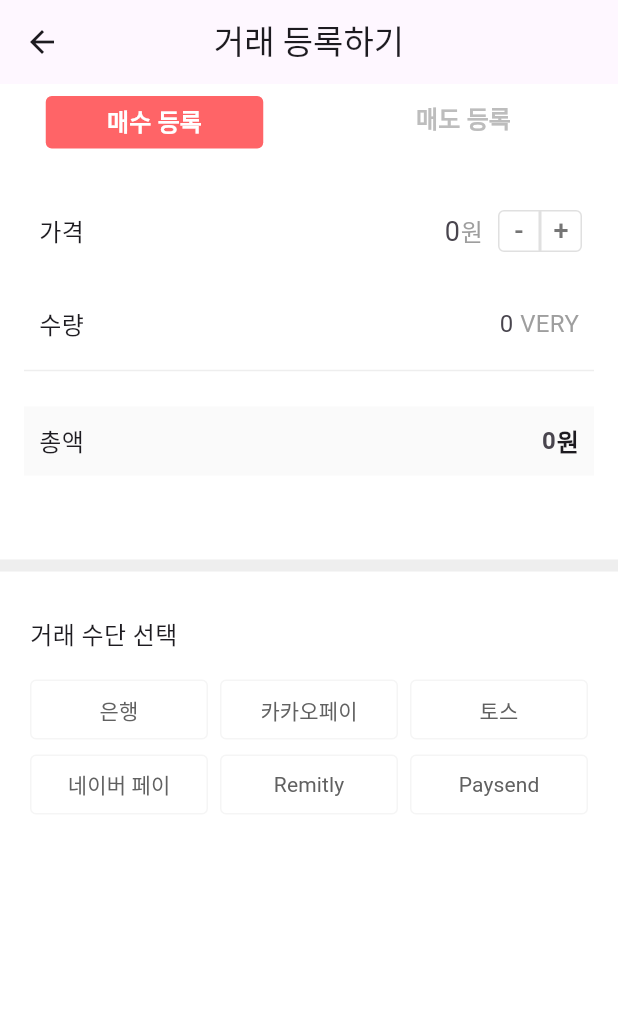
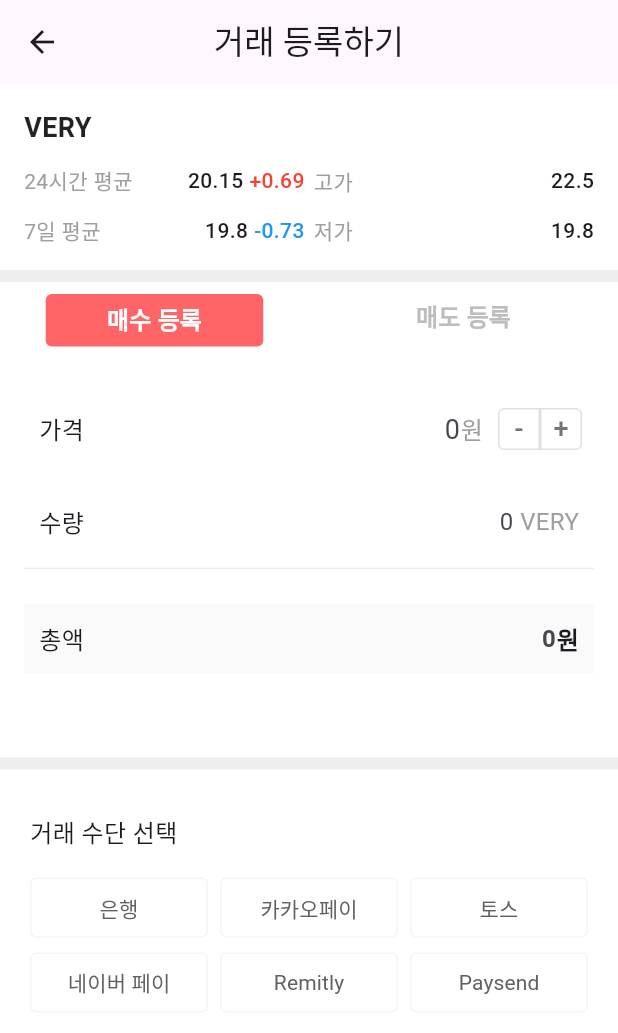
Before and after one commit to verychain/flutter, a Flutter app: the CreateOfferPage screen opened directly, on a phone screen of 412 x 824 dp. Shown: the top 1033 px of the screen. Run offline on Flutter 3.47's test engine with Material 3 defaults, Android fonts, the phone set to English and light mode, and no system bars; our stand-ins replace flutter_dotenv, flutter_svg, lottie, shared_preferences; missing offline and left inert: wepin_flutter_login_lib, wepin_flutter_widget_sdk; accounts and stored records are empty; Roboto replaces fonts that are missing (Pretendard); project files that could hold a hidden picture were left out.

Commit message:
feat: token info widget

```diff
--- a/lib/view/pages/create_offer_page.dart
+++ b/lib/view/pages/create_offer_page.dart
@@ -1,5 +1,6 @@
 import 'package:demo_flutter/data/constants.dart';
 import 'package:demo_flutter/view/widgets/offer_amount_box.dart';
+import 'package:demo_flutter/view/widgets/token_info.dart';
 import 'package:demo_flutter/view/widgets/transaction_method.dart';
 import 'package:flutter/material.dart';
 
@@ -16,8 +17,17 @@ class _CreateOfferPageState extends State<CreateOfferPage> {
   final totalController = TextEditingController();
 
   bool isEditingTotal = false;
-  bool isBuySelected = true; // ← 추가
-  int? selectedMethod; // 아무것도 선택되지 않은 상태
+  bool isBuySelected = true;
+  int? selectedMethod;
+
+  // TokenInfo 초기값을 double로 선언
+  final String assetName = "VERY";
+  final double avg24h = 20.15;
+  final double deltaDay = 0.69;
+  final double high = 22.5;
+  final double avg7d = 19.8;
+  final double low = 19.8;
+  final double deltaWeek = -0.73;
 
   @override
   void initState() {
@@ -82,6 +92,19 @@ class _CreateOfferPageState extends State<CreateOfferPage> {
               child: Column(
                 mainAxisSize: MainAxisSize.min,
                 children: [
+                  TokenInfo(
+                    assetName: assetName,
+                    avg24h: avg24h,
+                    deltaDay: deltaDay,
+                    high: high,
+                    avg7d: avg7d,
+                    deltaWeek: deltaWeek,
+                    low: low,
+                  ),
+                  SizedBox(
+                    height: 8,
+                    child: Container(color: Colors.grey.shade200),
+                  ),
                   Row(
                     mainAxisAlignment: MainAxisAlignment.spaceAround,
                     crossAxisAlignment: CrossAxisAlignment.start,
--- /dev/null
+++ b/lib/view/widgets/token_info.dart
@@ -0,0 +1,163 @@
+import 'package:flutter/material.dart';
+
+class TokenInfo extends StatelessWidget {
+  final String assetName;
+  final double avg24h;
+  final double deltaDay;
+  final double high;
+  final double avg7d;
+  final double deltaWeek;
+  final double low;
+
+  const TokenInfo({
+    super.key,
+    required this.assetName,
+    required this.avg24h,
+    required this.deltaDay,
+    required this.high,
+    required this.avg7d,
+    required this.deltaWeek,
+    required this.low,
+  });
+
+  @override
+  Widget build(BuildContext context) {
+    return Container(
+      padding: EdgeInsets.all(16),
+      child: Column(
+        crossAxisAlignment: CrossAxisAlignment.start,
+        children: [
+          Text(
+            assetName,
+            style: TextStyle(
+              fontSize: 18,
+              fontWeight: FontWeight.bold,
+              color: Colors.black87,
+            ),
+          ),
+          SizedBox(height: 12),
+          Row(
+            children: [
+              Expanded(
+                child: Row(
+                  children: [
+                    Text(
+                      '24시간 평균',
+                      style: TextStyle(
+                        fontSize: 14,
+                        color: Colors.grey.shade500,
+                      ),
+                    ),
+                    Spacer(),
+                    Text(
+                      avg24h.toString(),
+                      style: TextStyle(
+                        fontSize: 14,
+                        fontWeight: FontWeight.w500,
+                      ),
+                      textAlign: TextAlign.right,
+                    ),
+                    SizedBox(width: 4),
+
+                    Text(
+                      '${deltaDay >= 0 ? '+' : '-'}${deltaDay.abs()}',
+                      style: TextStyle(
+                        fontSize: 14,
+                        color: deltaDay >= 0 ? Colors.red : Colors.blue,
+                        fontWeight: FontWeight.w500,
+                      ),
+                      textAlign: TextAlign.right,
+                    ),
+                  ],
+                ),
+              ),
+              SizedBox(width: 6),
+              Expanded(
+                child: Row(
+                  children: [
+                    Text(
+                      '고가',
+                      style: TextStyle(
+                        fontSize: 14,
+                        color: Colors.grey.shade500,
+                      ),
+                    ),
+                    Spacer(),
+                    Text(
+                      high.toString(),
+                      style: TextStyle(
+                        fontSize: 14,
+                        fontWeight: FontWeight.w500,
+                      ),
+                      textAlign: TextAlign.right,
+                    ),
+                  ],
+                ),
+              ),
+            ],
+          ),
+          SizedBox(height: 12),
+          Row(
+            children: [
+              Expanded(
+                child: Row(
+                  children: [
+                    Text(
+                      '7일 평균',
+                      style: TextStyle(
+                        fontSize: 14,
+                        color: Colors.grey.shade500,
+                      ),
+                    ),
+                    Spacer(),
+                    Text(
+                      avg7d.toString(),
+                      style: TextStyle(
+                        fontSize: 14,
+                        fontWeight: FontWeight.w500,
+                      ),
+                      textAlign: TextAlign.right,
+                    ),
+                    SizedBox(width: 4),
+                    Text(
+                      '${deltaWeek >= 0 ? '+' : '-'}${deltaWeek.abs()}',
+                      style: TextStyle(
+                        fontSize: 14,
+                        color: deltaWeek >= 0 ? Colors.red : Colors.blue,
+                        fontWeight: FontWeight.w500,
+                      ),
+                    ),
+                  ],
+                ),
+              ),
+              SizedBox(width: 6),
+
+              Expanded(
+                child: Row(
+                  children: [
+                    Text(
+                      '저가',
+                      style: TextStyle(
+                        fontSize: 14,
+                        color: Colors.grey.shade500,
+                      ),
+                    ),
+                    Spacer(),
+                    Text(
+                      low.toString(),
+                      style: TextStyle(
+                        fontSize: 14,
+                        fontWeight: FontWeight.w500,
+                      ),
+                      textAlign: TextAlign.right,
+                    ),
+                  ],
+                ),
+              ),
+            ],
+          ),
+        ],
+      ),
+    );
+  }
+}
```
